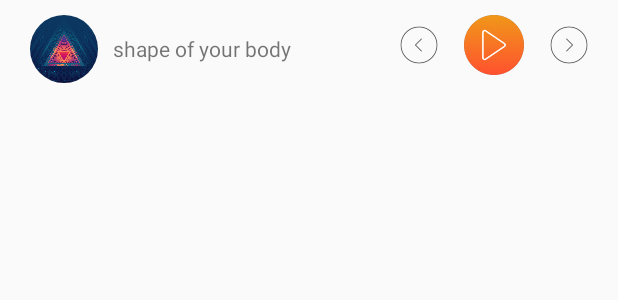
After one commit to Amal-D/YVD2M, an Android app: the layout bottom_control.xml on its own in the app's theme, with its tools: preview values and no code run, on a phone screen of 412 x 824 dp. The commit adds this screen. Shown: the top 300 px of the screen. Run offline under Robolectric (Android 15) with nearby library versions, the phone set to English and light mode, and no system bars.

Commit message:
song lyt fix

```diff
--- a/app/src/main/java/me/amald/youtubedownloader/Player/PlayerAdapter.java
+++ b/app/src/main/java/me/amald/youtubedownloader/Player/PlayerAdapter.java
@@ -59,7 +59,7 @@ public class PlayerAdapter extends RecyclerView.Adapter<PlayerAdapter.MyViewHold
     public void onBindViewHolder(MyViewHolder holder, int position) {
 
 
-       // if(position!=0) {
+
             final SOng sOng = songList.get(position);
             holder.title.setText(sOng.getName());
             holder.surname.setText(sOng.getSurname());
@@ -71,12 +71,11 @@ public class PlayerAdapter extends RecyclerView.Adapter<PlayerAdapter.MyViewHold
 
                     String currentFile = sOng.getData();
 
-                    FragmentList.startPlay(currentFile);
+              FragmentList.startPlay(currentFile);
 
 
                 }
             });
-        //}
 
     }
 
--- /dev/null
+++ b/app/src/main/res/layout/bottom_control.xml
@@ -0,0 +1,87 @@
+<?xml version="1.0" encoding="utf-8"?>
+<LinearLayout xmlns:android="http://schemas.android.com/apk/res/android"
+    xmlns:card_view="http://schemas.android.com/apk/res-auto"
+    android:orientation="horizontal"
+    android:layout_width="match_parent"
+    android:weightSum="3"
+    android:layout_height="match_parent">
+
+
+
+    <LinearLayout
+        android:layout_width="match_parent"
+        android:layout_height="wrap_content"
+        android:orientation="horizontal"
+        android:padding="10dp"
+        android:layout_weight="1.2">
+
+<RelativeLayout
+    android:layout_width="match_parent"
+    android:layout_height="match_parent">
+
+        <me.amald.youtubedownloader.Util.CircleImageView
+            xmlns:app="http://schemas.android.com/apk/res-auto"
+            android:id="@+id/album_cover"
+            android:layout_width="45dp"
+            android:layout_height="45dp"
+            android:layout_marginLeft="10dp"
+            android:layout_centerVertical="true"
+            android:elevation="5dp"
+            android:src="@drawable/album_art18"
+            />
+    <TextView
+        android:id="@+id/play_c_titile"
+        android:layout_width="wrap_content"
+        android:layout_height="wrap_content"
+        android:layout_toRightOf="@id/album_cover"
+        android:layout_centerVertical="true"
+        android:layout_marginLeft="10dp"
+        android:text="shape of your body"/>
+
+
+
+
+</RelativeLayout>
+    </LinearLayout>
+
+
+    <LinearLayout
+        android:layout_width="match_parent"
+        android:layout_height="wrap_content"
+        android:orientation="horizontal"
+        android:padding="10dp"
+        android:layout_weight="1.8">
+
+        <RelativeLayout
+            android:layout_width="match_parent"
+            android:layout_height="match_parent">
+
+            <ImageView
+                android:layout_width="40dp"
+                android:layout_height="40dp"
+                android:src="@drawable/previous"
+                android:layout_toLeftOf="@+id/play_c"
+                android:layout_marginRight="10dp"/>
+
+        <ImageView
+            android:id="@+id/play_c"
+            android:layout_width="40dp"
+            android:layout_height="40dp"
+            android:layout_centerHorizontal="true"
+            android:src="@drawable/play"/>
+
+
+            <ImageView
+                android:layout_width="40dp"
+                android:layout_height="40dp"
+                android:src="@drawable/next"
+                android:layout_toRightOf="@+id/play_c"
+                android:layout_marginLeft="10dp"/>
+
+        </RelativeLayout>
+
+    </LinearLayout>
+
+
+
+</LinearLayout>
--- a/app/src/main/res/layout/fragment_list.xml
+++ b/app/src/main/res/layout/fragment_list.xml
@@ -2,6 +2,7 @@
 <LinearLayout xmlns:android="http://schemas.android.com/apk/res/android"
     android:layout_width="match_parent"
     android:layout_height="match_parent"
+    xmlns:card_view="http://schemas.android.com/apk/res-auto"
     android:weightSum="3"
     android:orientation="vertical">
 
@@ -13,7 +14,7 @@
         android:layout_width="match_parent"
         android:layout_height="match_parent"
         android:orientation="vertical"
-        android:layout_weight="0.5">
+        android:layout_weight="0.4">
 
         <android.support.v7.widget.RecyclerView
             android:id="@+id/recycler_view"
@@ -31,8 +32,23 @@
         android:layout_width="match_parent"
         android:layout_height="match_parent"
         android:orientation="vertical"
-        android:layout_weight="2.5">
+        android:layout_weight="2.6">
 
+
+
+
+        <android.support.v7.widget.CardView
+            android:id="@+id/card_view"
+            android:layout_width="match_parent"
+            android:layout_height="match_parent"
+            android:layout_marginTop="10dp"
+            android:elevation="3dp"
+            card_view:cardCornerRadius="0dp">
+
+        <include layout="@layout/bottom_control"/>
+
+
+        </android.support.v7.widget.CardView>
 
     </LinearLayout>
 
```
